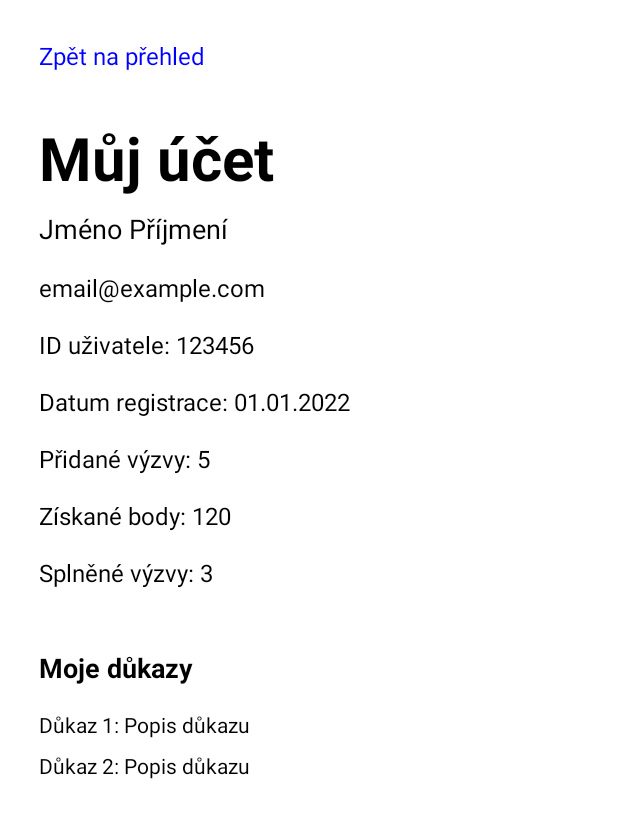
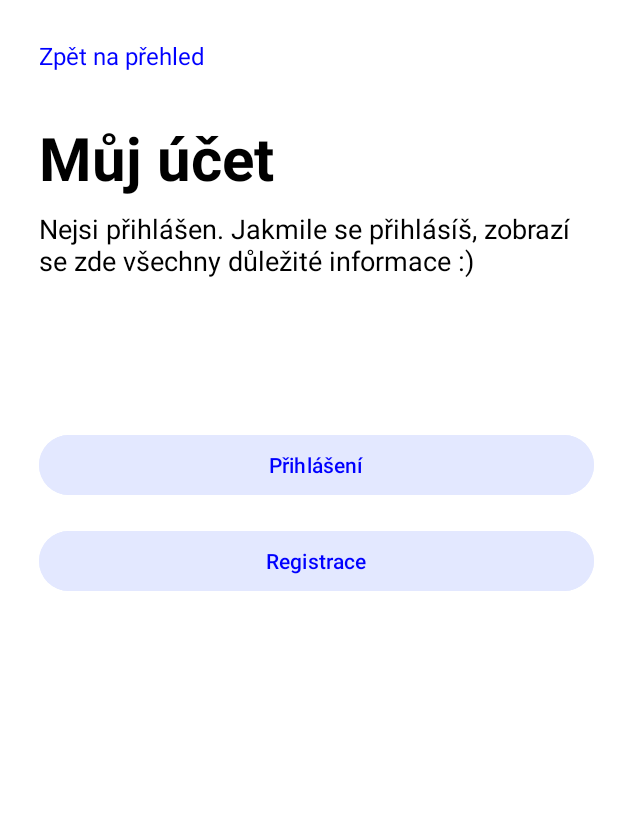
Before and after one commit to rozsypalovaz/github-zr-pma-2024-aplikace, an Android app: the MujUcet screen opened directly, with no data from a screen before it, on a phone screen of 412 x 824 dp, the part 144-982 px from its top. Run offline under Robolectric (Android 15) with nearby library versions, the phone set to English and light mode, and no system bars.

Commit message:
Aktualizace muj ucet

```diff
--- a/app/src/main/java/com/example/semestralniprojektpma/MainActivity.kt
+++ b/app/src/main/java/com/example/semestralniprojektpma/MainActivity.kt
@@ -4,6 +4,7 @@ package com.example.semestralniprojektpma
 import android.annotation.SuppressLint
 import android.content.Intent
 import android.os.Bundle
+import android.view.View
 import android.widget.Button
 import android.widget.ImageView
 import androidx.activity.enableEdgeToEdge
@@ -13,9 +14,11 @@ import com.example.semestralniprojektpma.MujUcet
 import com.example.semestralniprojektpma.R
 import com.example.semestralniprojektpma.Ukoly
 import com.example.semestralniprojektpma.VytvoritUkol
+import com.example.semestralniprojektpma.databinding.ActivityMainBinding
 
 
 class MainActivity : AppCompatActivity() {
+
 
 
     @SuppressLint("MissingInflatedId")
--- a/app/src/main/java/com/example/semestralniprojektpma/MujUcet.kt
+++ b/app/src/main/java/com/example/semestralniprojektpma/MujUcet.kt
@@ -2,7 +2,9 @@ package com.example.semestralniprojektpma
 
 import android.content.Intent
 import android.os.Bundle
+import android.widget.Button
 import android.widget.ImageView
+import android.widget.TextView
 import androidx.appcompat.app.AppCompatActivity
 
 
@@ -22,14 +24,35 @@ class MujUcet : AppCompatActivity() {
             startActivity(intent)
         }
 
-
         // Přechod na Hlavní stránku
         val logoIconka: ImageView = findViewById(R.id.logo)
         logoIconka.setOnClickListener {
             val intent = Intent(this, MainActivity::class.java)
             startActivity(intent)
         }
+
+        // Přechod na Hlavní stránku
+        val backToHomeText: TextView = findViewById(R.id.domuText)
+        backToHomeText.setOnClickListener {
+            val intent = Intent(this, MainActivity::class.java)
+            startActivity(intent)
+
+        }
+
+        // Přechod na stránku přihlášení
+        val button7: Button = findViewById(R.id.btnPrihlaseni)
+        button7.setOnClickListener {
+            val intent = Intent(this, LoginActivity::class.java)
+            startActivity(intent)
+        }
+
+        // Přechod na stránku registrace
+        val button1: Button = findViewById(R.id.btnRegistrace)
+        button1.setOnClickListener {
+            val intent = Intent(this, SignupActivity::class.java)
+            startActivity(intent)
+        }
+
     }
 
-
 }
--- a/app/src/main/res/layout/muj_ucet.xml
+++ b/app/src/main/res/layout/muj_ucet.xml
@@ -59,7 +59,7 @@
 
         <!-- Text pro návrat zpět na úvodní stránku -->
         <TextView
-            android:id="@+id/backToHomeText"
+            android:id="@+id/domuText"
             android:layout_width="wrap_content"
             android:layout_height="wrap_content"
             android:text="Zpět na přehled"
@@ -85,109 +85,29 @@
             android:id="@+id/nameSurname"
             android:layout_width="wrap_content"
             android:layout_height="wrap_content"
-            android:text="Jméno Příjmení"
+            android:text="Nejsi přihlášen. Jakmile se přihlásíš, zobrazí se zde všechny důležité informace :)"
             android:textSize="18sp"
             android:textColor="#000000"
-            android:paddingBottom="16dp"/>
+            android:paddingBottom="100dp"/>
 
-        <!-- Email -->
-        <TextView
-            android:id="@+id/email"
-            android:layout_width="wrap_content"
-            android:layout_height="wrap_content"
-            android:text="email@example.com"
-            android:textSize="16sp"
-            android:textColor="#000000"
-            android:paddingBottom="16dp"/>
-
-        <!-- ID uživatele -->
-        <TextView
-            android:id="@+id/userId"
-            android:layout_width="wrap_content"
-            android:layout_height="wrap_content"
-            android:text="ID uživatele: 123456"
-            android:textSize="16sp"
-            android:textColor="#000000"
-            android:paddingBottom="16dp"/>
-
-        <!-- Datum registrace -->
-        <TextView
-            android:id="@+id/registrationDate"
-            android:layout_width="wrap_content"
-            android:layout_height="wrap_content"
-            android:text="Datum registrace: 01.01.2022"
-            android:textSize="16sp"
-            android:textColor="#000000"
-            android:paddingBottom="16dp"/>
-
-        <!-- Počet přidaných výzev -->
-        <TextView
-            android:id="@+id/challengesAdded"
-            android:layout_width="wrap_content"
-            android:layout_height="wrap_content"
-            android:text="Přidané výzvy: 5"
-            android:textSize="16sp"
-            android:textColor="#000000"
-            android:paddingBottom="16dp"/>
-
-        <!-- Počet získaných bodů -->
-        <TextView
-            android:id="@+id/pointsEarned"
-            android:layout_width="wrap_content"
-            android:layout_height="wrap_content"
-            android:text="Získané body: 120"
-            android:textSize="16sp"
-            android:textColor="#000000"
-            android:paddingBottom="16dp"/>
-
-        <!-- Počet splněných výzev -->
-        <TextView
-            android:id="@+id/completedChallenges"
-            android:layout_width="wrap_content"
-            android:layout_height="wrap_content"
-            android:text="Splněné výzvy: 3"
-            android:textSize="16sp"
-            android:textColor="#000000"
-            android:paddingBottom="16dp"/>
-
-        <!-- Moje důkazy -->
-        <TextView
-            android:id="@+id/myProofs"
-            android:layout_width="wrap_content"
-            android:layout_height="wrap_content"
-            android:text="Moje důkazy"
-            android:textSize="18sp"
-            android:textStyle="bold"
-            android:textColor="#000000"
-            android:paddingTop="24dp"
-            android:paddingBottom="16dp"/>
-
-        <!-- Seznam důkazů -->
-        <LinearLayout
-            android:id="@+id/proofsList"
+        <Button
+            android:id="@+id/btnPrihlaseni"
             android:layout_width="match_parent"
             android:layout_height="wrap_content"
-            android:orientation="vertical">
+            android:text="Přihlášení"
+            android:backgroundTint="#E3E8FF"
+            android:textColor="#0000FF"
+            android:layout_marginBottom="16dp" />
 
-            <!-- Důkaz 1 -->
-            <TextView
-                android:layout_width="wrap_content"
-                android:layout_height="wrap_content"
-                android:text="Důkaz 1: Popis důkazu"
-                android:textSize="14sp"
-                android:textColor="#000000"
-                android:paddingBottom="8dp" />
+        <Button
+            android:id="@+id/btnRegistrace"
+            android:layout_width="match_parent"
+            android:layout_height="wrap_content"
+            android:text="Registrace"
+            android:backgroundTint="#E3E8FF"
+            android:textColor="#0000FF"
+            android:layout_marginBottom="16dp" />
 
-            <!-- Důkaz 2 -->
-            <TextView
-                android:layout_width="wrap_content"
-                android:layout_height="wrap_content"
-                android:text="Důkaz 2: Popis důkazu"
-                android:textSize="14sp"
-                android:textColor="#000000"
-                android:paddingBottom="8dp" />
-
-        </LinearLayout> <!-- Uzavření LinearLayout pro seznam důkazů -->
 
     </LinearLayout>
 
```
